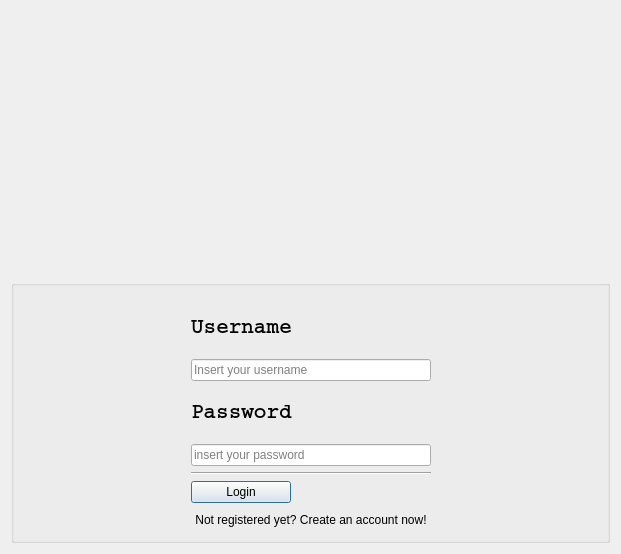
First picture: the form in client/log_dialog.ui, repository PoliDox/PoliDox, before the edit.
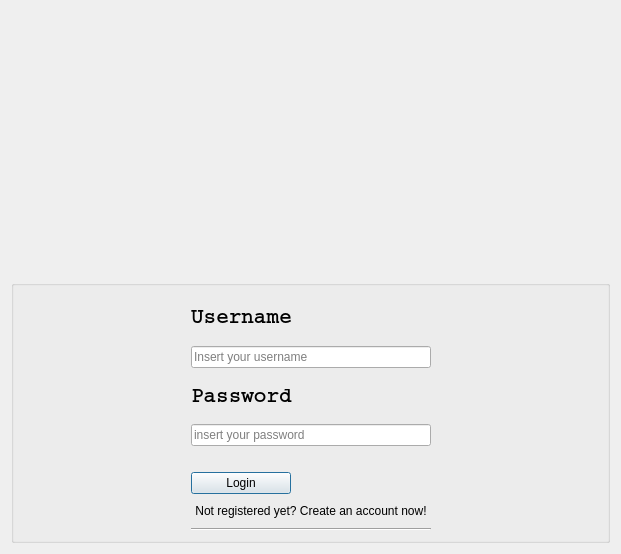
Second picture: the form after the edit.

Commit message: Added spacer onn login  button

Patch:
```diff
--- a/client/log_dialog.ui
+++ b/client/log_dialog.ui
@@ -42,22 +42,6 @@
       <string/>
      </property>
      <layout class="QGridLayout" name="gridLayout">
-      <item row="7" column="1">
-       <widget class="QPushButton" name="pushButton_login">
-        <property name="maximumSize">
-         <size>
-          <width>100</width>
-          <height>16777215</height>
-         </size>
-        </property>
-        <property name="cursor">
-         <cursorShape>PointingHandCursor</cursorShape>
-        </property>
-        <property name="text">
-         <string>Login</string>
-        </property>
-       </widget>
-      </item>
       <item row="3" column="0">
        <spacer name="horizontalSpacer">
         <property name="orientation">
@@ -84,11 +68,15 @@
         </property>
        </spacer>
       </item>
+      <item row="6" column="1">
+       <widget class="Line" name="line">
+        <property name="orientation">
+         <enum>Qt::Horizontal</enum>
+        </property>
+       </widget>
+      </item>
       <item row="3" column="1">
        <layout class="QVBoxLayout" name="verticalLayout">
-        <property name="spacing">
-         <number>0</number>
-        </property>
         <item>
          <widget class="QLabel" name="label">
           <property name="sizePolicy">
@@ -160,9 +148,39 @@
           </property>
          </widget>
         </item>
-       </layout>
-      </item>
-      <item row="10" column="1">
+        <item>
+         <spacer name="verticalSpacer">
+          <property name="orientation">
+           <enum>Qt::Vertical</enum>
+          </property>
+          <property name="sizeType">
+           <enum>QSizePolicy::Fixed</enum>
+          </property>
+          <property name="sizeHint" stdset="0">
+           <size>
+            <width>20</width>
+            <height>20</height>
+           </size>
+          </property>
+         </spacer>
+        </item>
+        <item>
+         <widget class="QPushButton" name="pushButton_login">
+          <property name="maximumSize">
+           <size>
+            <width>100</width>
+            <height>16777215</height>
+           </size>
+          </property>
+          <property name="cursor">
+           <cursorShape>PointingHandCursor</cursorShape>
+          </property>
+          <property name="text">
+           <string>Login</string>
+          </property>
+         </widget>
+        </item>
+        <item>
        <widget class="QPushButton" name="pushButton_register">
         <property name="cursor">
          <cursorShape>PointingHandCursor</cursorShape>
@@ -184,12 +202,7 @@
         </property>
        </widget>
       </item>
-      <item row="6" column="1">
-       <widget class="Line" name="line">
-        <property name="orientation">
-         <enum>Qt::Horizontal</enum>
-        </property>
-       </widget>
+       </layout>
       </item>
      </layout>
     </widget>
```
Lines whose indentation alone changed are shown as unchanged.
